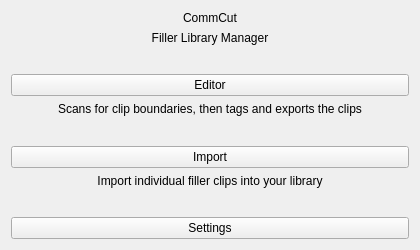
Qt form mainwindow.ui (trafficman/commcut) before a commit.
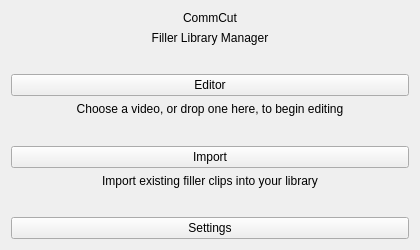
The same form after that commit.

Commit message: dragging a video into the main menu now loads it into the scanner/editor

```diff
--- a/mainwindow.ui
+++ b/mainwindow.ui
@@ -75,7 +75,7 @@
      <item>
       <widget class="QLabel" name="labelEditorHint">
        <property name="text">
-        <string>Scans for clip boundaries, then tags and exports the clips</string>
+        <string>Choose a video, or drop one here, to begin editing</string>
        </property>
        <property name="alignment">
         <set>Qt::AlignmentFlag::AlignCenter</set>
@@ -112,7 +112,7 @@
      <item>
       <widget class="QLabel" name="labelImportHint">
        <property name="text">
-        <string>Import individual filler clips into your library</string>
+        <string>Import existing filler clips into your library</string>
        </property>
        <property name="alignment">
         <set>Qt::AlignmentFlag::AlignCenter</set>
```
Left out of the diff: 2 changed lines with no effect on the pictures. The commit also changes 10 other files.
